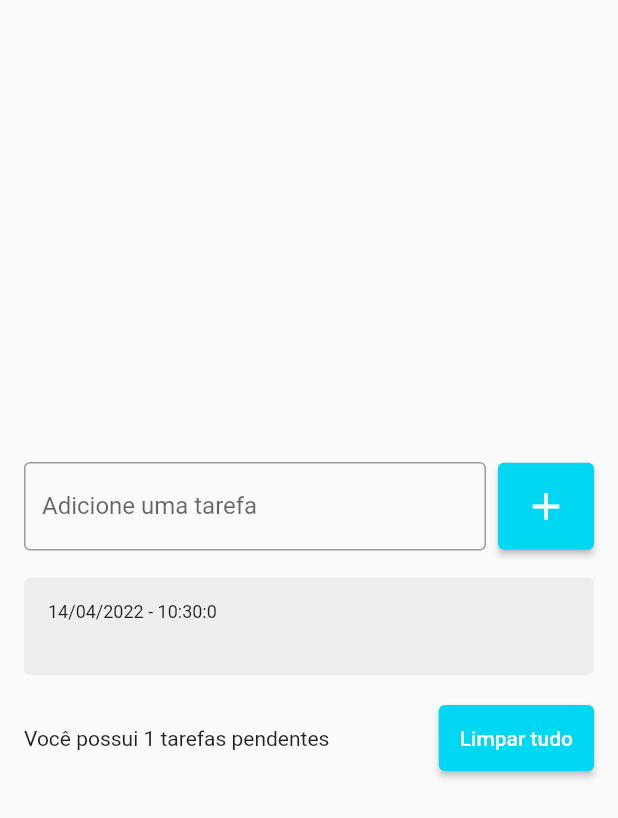
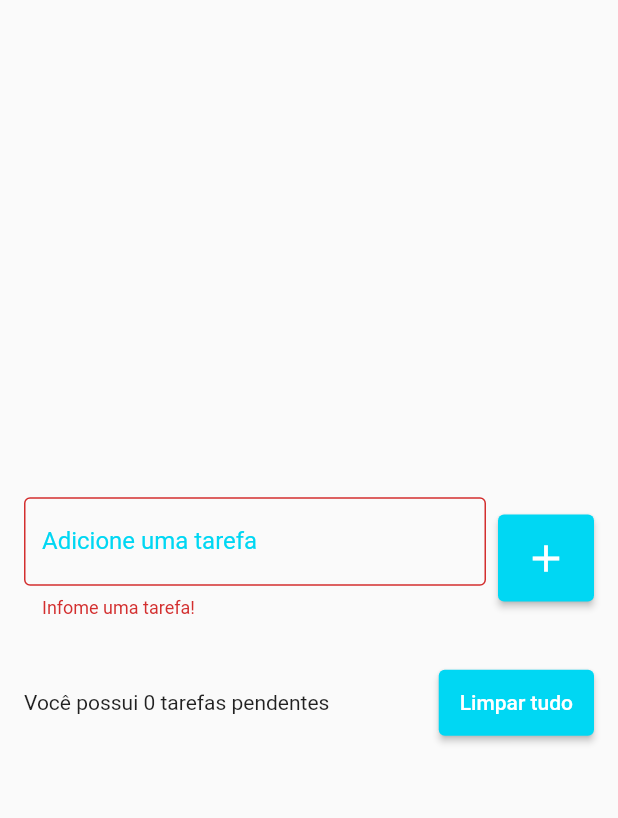
Before and after one commit to maiconjoseduarte/Lista-de-Tarefas, a Flutter app: the screen it shows after launch, after a tap on the "add" icon, on a phone screen of 412 x 824 dp. Shown: the top 818 px of the screen. Run offline on Flutter 3.47's test engine with Material 2 defaults, Android fonts, the phone set to English and light mode, and no system bars; drawn by our look-alikes of flutter_slidable; our stand-ins replace shared_preferences.

Commit message:
mantendo as informações salvas mesmo fechando o aplicativo

```diff
--- a/lib/models/todo.dart
+++ b/lib/models/todo.dart
@@ -2,7 +2,17 @@ class Todo {
 
   Todo({required this.title, required this.dateTime});
 
+  Todo.fromJson(Map<String, dynamic> json)
+   : title = json['title'],
+     dateTime = DateTime.parse(json['datetime']);
+
   String title;
   DateTime dateTime;
 
+  Map<String, dynamic>toJson() {
+    return {
+      'title': title,
+      'datetime': dateTime.toIso8601String(),
+    };
+  }
 }
--- a/lib/pages/todo_list_page.dart
+++ b/lib/pages/todo_list_page.dart
@@ -1,4 +1,5 @@
 import 'package:flutter/material.dart';
+import 'package:todo_list/repositories/todo_repository.dart';
 import 'package:todo_list/widgets/todo_list_item.dart';
 
 import '../models/todo.dart';
@@ -11,12 +12,28 @@ class TodoListPage extends StatefulWidget {
 }
 
 class _TodoListPageState extends State<TodoListPage> {
+  final TextEditingController todoController = TextEditingController();
+  final TodoRepository todoRepository = TodoRepository();
+
   // tarefas
   List<Todo> todos = [];
+
   Todo? deletedTodo;
   int? deletedTodoPos;
 
-  final TextEditingController todoController = TextEditingController();
+  String? errorText;
+
+  @override
+  void initState() {
+    // TODO: implement initState
+    super.initState();
+
+    todoRepository.getTodoList().then((value) {
+      setState(() {
+        todos = value;
+      });
+    });
+  }
 
   @override
   Widget build(BuildContext context) {
@@ -34,23 +51,41 @@ class _TodoListPageState extends State<TodoListPage> {
                       child: TextField(
                         controller: todoController,
                         decoration: InputDecoration(
-                            border: OutlineInputBorder(),
-                            labelText: 'Adicione uma tarefa',
-                            hintText: 'Ex. Estudar Flutter'),
+                          border: OutlineInputBorder(),
+                          labelText: 'Adicione uma tarefa',
+                          hintText: 'Ex. Estudar Flutter',
+                          errorText: errorText,
+                          focusedBorder: OutlineInputBorder(
+                            borderSide:
+                                BorderSide(color: Color(0xff00d7f3), width: 2),
+                          ),
+                          labelStyle: TextStyle(
+                            color: Color(0xff00d7f3),
+                          ),
+                        ),
                       ),
                     ),
                     SizedBox(width: 8),
                     ElevatedButton(
                       onPressed: () {
                         String text = todoController.text;
+                        if (text.isEmpty) {
+                          setState(() {
+                            errorText = 'Infome uma tarefa!';
+                          });
+                          return;
+                        }
+
                         setState(() {
                           Todo newTodo = Todo(
                             title: text,
                             dateTime: DateTime.now(),
                           );
                           todos.add(newTodo);
+                          errorText = null;
                         });
                         todoController.clear();
+                        todoRepository.saveTodoList(todos);
                       },
                       style: ElevatedButton.styleFrom(
                           primary: Color(0xff00d7f3),
@@ -113,6 +148,7 @@ class _TodoListPageState extends State<TodoListPage> {
     setState(() {
       todos.remove(todo);
     });
+    todoRepository.saveTodoList(todos);
 
     ScaffoldMessenger.of(context).clearSnackBars();
     ScaffoldMessenger.of(context).showSnackBar(SnackBar(
@@ -128,6 +164,7 @@ class _TodoListPageState extends State<TodoListPage> {
           setState(() {
             todos.insert(deletedTodoPos!, deletedTodo!);
           });
+          todoRepository.saveTodoList(todos);
         },
       ),
       duration: const Duration(seconds: 5),
@@ -165,5 +202,6 @@ class _TodoListPageState extends State<TodoListPage> {
     setState(() {
       todos.clear();
     });
+    todoRepository.saveTodoList(todos);
   }
 }
--- /dev/null
+++ b/lib/repositories/todo_repository.dart
@@ -0,0 +1,24 @@
+
+import 'dart:convert';
+
+import 'package:shared_preferences/shared_preferences.dart';
+import 'package:todo_list/models/todo.dart';
+
+const todoListKey = 'todo_list';
+
+class TodoRepository {
+  //late => inicializa no futuro
+  late SharedPreferences sharedPreferences;
+
+  Future<List<Todo>> getTodoList() async{
+    sharedPreferences = await SharedPreferences.getInstance();
+    final String jsonString = sharedPreferences.getString(todoListKey) ?? '[]';
+    final List jsonDecoded = json.decode(jsonString) as List;
+    return jsonDecoded.map((e) => Todo.fromJson(e)).toList();
+  }
+
+  void saveTodoList(List<Todo> todos) {
+    final String jsonString = json.encode(todos);
+    sharedPreferences.setString(todoListKey, jsonString);
+  }
+}
--- a/pubspec.yaml
+++ b/pubspec.yaml
@@ -36,6 +36,7 @@ dependencies:
   cupertino_icons: ^1.0.2
   intl:
   flutter_slidable: ^0.6.0
+  shared_preferences: ^2.0.13
 
 dev_dependencies:
   flutter_test:
```
Also changed, not shown: pubspec.lock, 1 other file.
